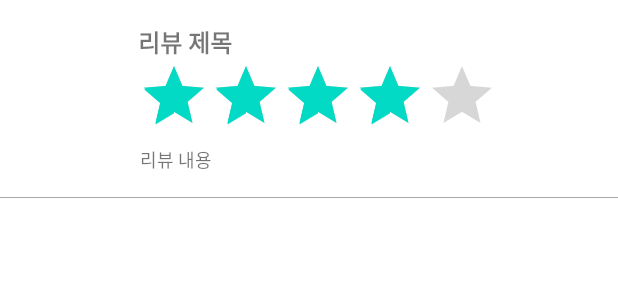
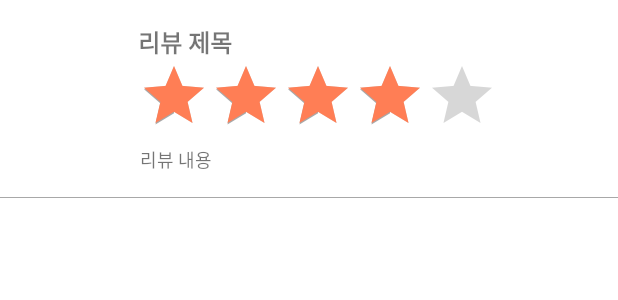
Before and after one commit to daon1213/Goj_Gam, an Android app: the layout viewholder_review.xml on its own in the app's theme, with its tools: preview values and no code run, on a phone screen of 412 x 824 dp. Shown: the top 300 px of the screen. Run offline under Robolectric (Android 15) with nearby library versions, the phone set to English and light mode, and no system bars.

Commit message:
🔧 - RatingBar 색상 변경

```diff
--- a/app/src/main/res/layout/viewholder_review.xml
+++ b/app/src/main/res/layout/viewholder_review.xml
@@ -37,6 +37,8 @@
         app:layout_constraintTop_toBottomOf="@id/reviewTitleText"
         app:layout_constraintStart_toStartOf="@id/reviewTitleText"
         android:isIndicator="true"
+        android:progressTint="@color/orange"
+        android:secondaryProgressTint="@color/gray_A8"
         tools:rating="4"/>
 
     <TextView
```
